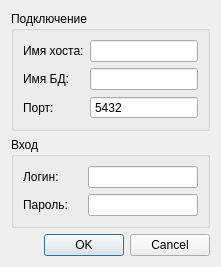
Before: the Qt Designer form dialog_login.ui in MiBeloz/HW-qt7-3_new, drawn with Qt 5.
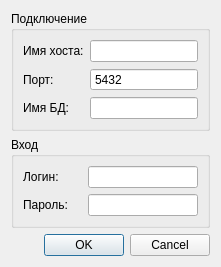
After: the same form once the commit is applied.

The edit to the form file:
```diff
--- a/dialog_login.ui
+++ b/dialog_login.ui
@@ -7,7 +7,7 @@
     <x>0</x>
     <y>0</y>
     <width>260</width>
-    <height>250</height>
+    <height>272</height>
    </rect>
   </property>
   <property name="windowTitle">
@@ -37,29 +37,14 @@
         </property>
        </widget>
       </item>
-      <item row="1" column="0">
-       <widget class="QLabel" name="lb_database_name">
-        <property name="text">
-         <string>Имя БД:</string>
-        </property>
-       </widget>
-      </item>
       <item row="1" column="1">
-       <widget class="QLineEdit" name="le_database_name">
-        <property name="maxLength">
-         <number>15</number>
-        </property>
-       </widget>
-      </item>
-      <item row="2" column="0">
-       <widget class="QLabel" name="lb_port">
-        <property name="text">
-         <string>Порт:</string>
-        </property>
-       </widget>
-      </item>
-      <item row="2" column="1">
        <widget class="QSpinBox" name="spinBox">
+        <property name="sizePolicy">
+         <sizepolicy hsizetype="Expanding" vsizetype="Fixed">
+          <horstretch>0</horstretch>
+          <verstretch>0</verstretch>
+         </sizepolicy>
+        </property>
         <property name="wrapping">
          <bool>false</bool>
         </property>
@@ -86,6 +71,27 @@
         </property>
        </widget>
       </item>
+      <item row="2" column="1">
+       <widget class="QLineEdit" name="le_database_name">
+        <property name="maxLength">
+         <number>15</number>
+        </property>
+       </widget>
+      </item>
+      <item row="1" column="0">
+       <widget class="QLabel" name="lb_port">
+        <property name="text">
+         <string>Порт:</string>
+        </property>
+       </widget>
+      </item>
+      <item row="2" column="0">
+       <widget class="QLabel" name="lb_database_name">
+        <property name="text">
+         <string>Имя БД:</string>
+        </property>
+       </widget>
+      </item>
      </layout>
     </widget>
    </item>
```
Left out of the diff: 22 changed lines with no effect on the pictures.
